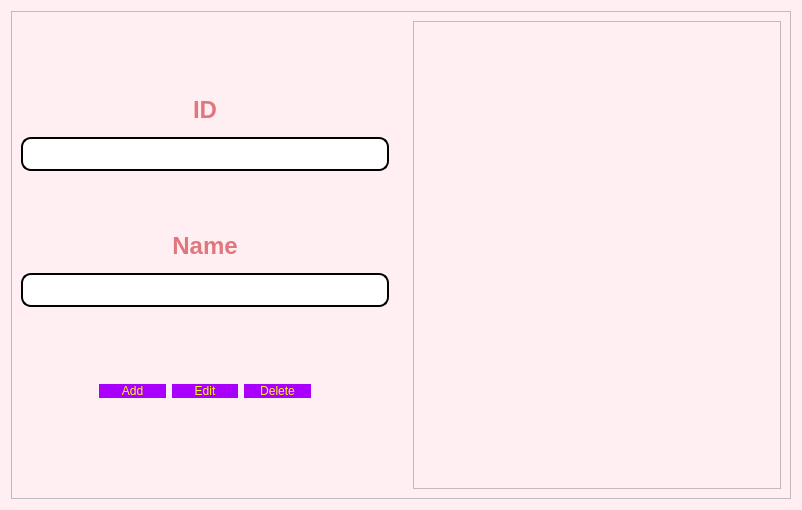
This is manageBooks.ui in salmajaghoua23/Library as Qt 5 draws it before an edit. The edited form follows.
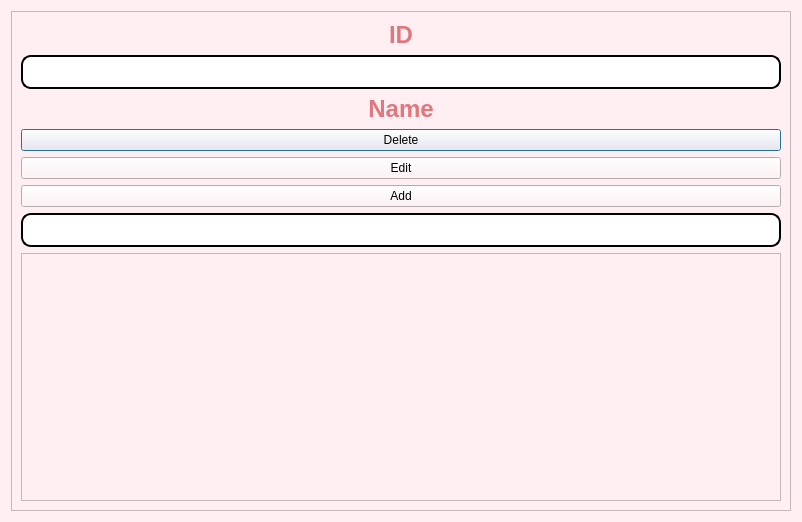
This is the edited form.

Commit message: j'ai ajuster les partie des book et membres

```diff
--- a/manageBooks.ui
+++ b/manageBooks.ui
@@ -7,7 +7,7 @@
     <x>0</x>
     <y>0</y>
     <width>802</width>
-    <height>510</height>
+    <height>522</height>
    </rect>
   </property>
   <property name="windowTitle">
@@ -31,22 +31,6 @@
      <layout class="QHBoxLayout" name="horizontalLayout_4">
       <item>
        <layout class="QVBoxLayout" name="verticalLayout">
-        <item>
-         <spacer name="verticalSpacer_3">
-          <property name="orientation">
-           <enum>Qt::Orientation::Vertical</enum>
-          </property>
-          <property name="sizeType">
-           <enum>QSizePolicy::Policy::Fixed</enum>
-          </property>
-          <property name="sizeHint" stdset="0">
-           <size>
-            <width>20</width>
-            <height>68</height>
-           </size>
-          </property>
-         </spacer>
-        </item>
         <item>
          <widget class="QLabel" name="label">
           <property name="styleSheet">
@@ -74,22 +58,6 @@
           </item>
          </layout>
         </item>
-        <item>
-         <spacer name="verticalSpacer_2">
-          <property name="orientation">
-           <enum>Qt::Orientation::Vertical</enum>
-          </property>
-          <property name="sizeType">
-           <enum>QSizePolicy::Policy::Fixed</enum>
-          </property>
-          <property name="sizeHint" stdset="0">
-           <size>
-            <width>20</width>
-            <height>48</height>
-           </size>
-          </property>
-         </spacer>
-        </item>
         <item>
          <widget class="QLabel" name="label_3">
           <property name="styleSheet">
@@ -102,188 +70,49 @@
          </widget>
         </item>
         <item>
-         <layout class="QHBoxLayout" name="horizontalLayout_3">
-          <item>
-           <widget class="QLineEdit" name="Name">
-            <property name="styleSheet">
-             <string notr="true">QLineEdit{
-	background-color: rgb(255, 255, 255);
-	 border: 2px  solid;
-     border-radius: 10px;
-	font: 24px
-}</string>
-            </property>
-           </widget>
-          </item>
-         </layout>
-        </item>
-        <item>
-         <spacer name="verticalSpacer">
-          <property name="orientation">
-           <enum>Qt::Orientation::Vertical</enum>
-          </property>
-          <property name="sizeType">
-           <enum>QSizePolicy::Policy::Fixed</enum>
-          </property>
-          <property name="sizeHint" stdset="0">
-           <size>
-            <width>17</width>
-            <height>68</height>
-           </size>
-          </property>
-         </spacer>
-        </item>
-        <item>
-         <layout class="QHBoxLayout" name="horizontalLayout_7">
-          <item>
-           <spacer name="horizontalSpacer_3">
-            <property name="orientation">
-             <enum>Qt::Orientation::Horizontal</enum>
-            </property>
-            <property name="sizeType">
-             <enum>QSizePolicy::Policy::Fixed</enum>
-            </property>
-            <property name="sizeHint" stdset="0">
-             <size>
-              <width>78</width>
-              <height>20</height>
-             </size>
-            </property>
-           </spacer>
-          </item>
-          <item>
-           <layout class="QHBoxLayout" name="horizontalLayout">
-            <item>
-             <widget class="QPushButton" name="add">
-              <property name="styleSheet">
-               <string notr="true">QPushButton
-{ 
-	border-radius:15px;
-	font: 16pt &quot;georgia&quot;;
-	background-color:rgb(168, 0, 252);
-	padding : 0 4px;
-	border-radius:20px;
-	color:rgb(255, 255, 0)
-}
-
-
-QPushButton:hover:!pressed
-
-{
-background:#52b788;
-}
-</string>
-              </property>
-              <property name="text">
-               <string>Add</string>
-              </property>
-             </widget>
-            </item>
-            <item>
-             <widget class="QPushButton" name="edit">
-              <property name="styleSheet">
-               <string notr="true">QPushButton
-{ 
-	border-radius:15px;
-	font: 16pt &quot;georgia&quot;;
-	background-color:rgb(168, 0, 252);
-	padding : 0 4px;
-	border-radius:20px;
-	color:rgb(255, 255, 0)
-}
-
-
-QPushButton:hover:!pressed
-
-{
-background:#52b788;
-}
-</string>
-              </property>
-              <property name="text">
-               <string>Edit</string>
-              </property>
-             </widget>
+         <layout class="QHBoxLayout" name="horizontalLayout_3"/>
             </item>
             <item>
              <widget class="QPushButton" name="deleteButton">
               <property name="styleSheet">
-               <string notr="true">QPushButton
-{ 
-	border-radius:15px;
-	font: 16pt &quot;georgia&quot;;
-	background-color:rgb(168, 0, 252);
-	padding : 0 4px;
-	border-radius:20px;
-	color:rgb(255, 255, 0)
-}
-
-
-QPushButton:hover:!pressed
-
-{
-background:#52b788;
-}
-</string>
+           <string notr="true"/>
               </property>
               <property name="text">
                <string>Delete</string>
               </property>
              </widget>
             </item>
-           </layout>
-          </item>
           <item>
-           <spacer name="horizontalSpacer_4">
-            <property name="orientation">
-             <enum>Qt::Orientation::Horizontal</enum>
-            </property>
-            <property name="sizeType">
-             <enum>QSizePolicy::Policy::Fixed</enum>
-            </property>
-            <property name="sizeHint" stdset="0">
-             <size>
-              <width>78</width>
-              <height>20</height>
-             </size>
-            </property>
-           </spacer>
-          </item>
-         </layout>
-        </item>
+         <widget class="QPushButton" name="edit">
+          <property name="styleSheet">
+           <string notr="true"/>
+          </property>
+          <property name="text">
+           <string>Edit</string>
+          </property>
+         </widget>
+        </item>
         <item>
-         <spacer name="verticalSpacer_4">
-          <property name="orientation">
-           <enum>Qt::Orientation::Vertical</enum>
+         <widget class="QPushButton" name="add">
+          <property name="styleSheet">
+           <string notr="true"/>
           </property>
-          <property name="sizeType">
-           <enum>QSizePolicy::Policy::Fixed</enum>
+          <property name="text">
+           <string>Add</string>
           </property>
-          <property name="sizeHint" stdset="0">
-           <size>
-            <width>17</width>
-            <height>88</height>
-           </size>
-          </property>
-         </spacer>
+         </widget>
         </item>
-       </layout>
-      </item>
       <item>
-       <spacer name="horizontalSpacer_2">
-        <property name="orientation">
-         <enum>Qt::Orientation::Horizontal</enum>
-        </property>
-        <property name="sizeType">
-         <enum>QSizePolicy::Policy::Fixed</enum>
-        </property>
-        <property name="sizeHint" stdset="0">
-         <size>
-          <width>18</width>
-          <height>20</height>
-         </size>
-        </property>
-       </spacer>
+         <widget class="QLineEdit" name="Name">
+          <property name="styleSheet">
+           <string notr="true">QLineEdit{
+	background-color: rgb(255, 255, 255);
+	 border: 2px  solid;
+     border-radius: 10px;
+	font: 24px
+}</string>
+          </property>
+         </widget>
       </item>
       <item>
        <widget class="QTableView" name="genreTableView">
@@ -302,6 +131,8 @@
          <bool>false</bool>
         </attribute>
        </widget>
+        </item>
+       </layout>
       </item>
      </layout>
     </widget>
```
Lines whose indentation alone changed are shown as unchanged. The commit also changes 13 other files.
